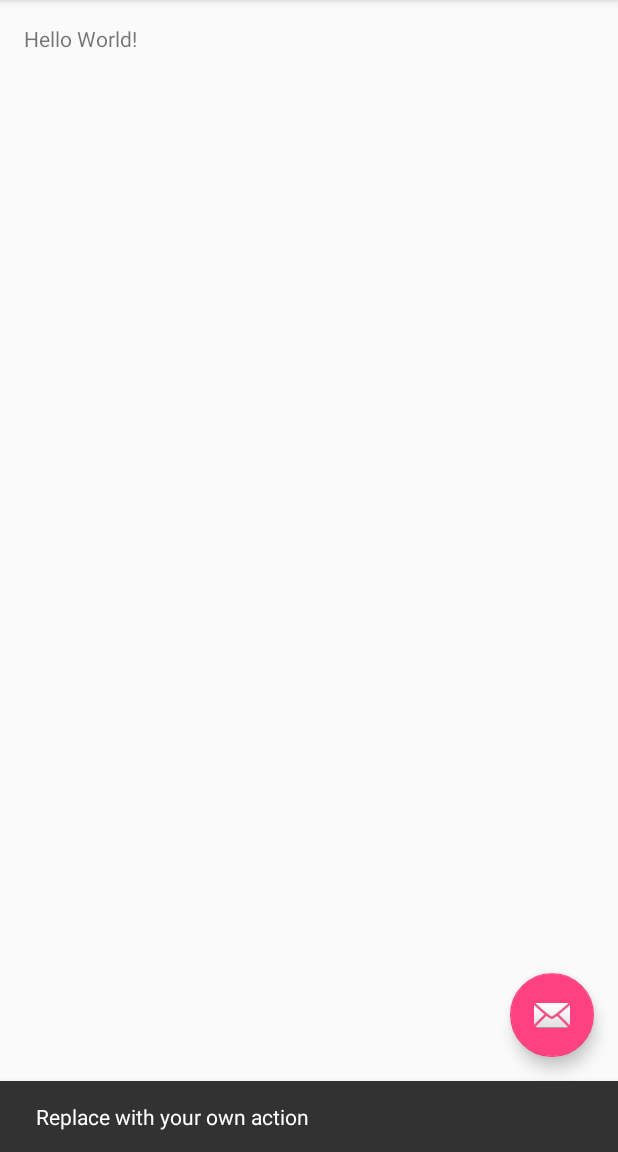
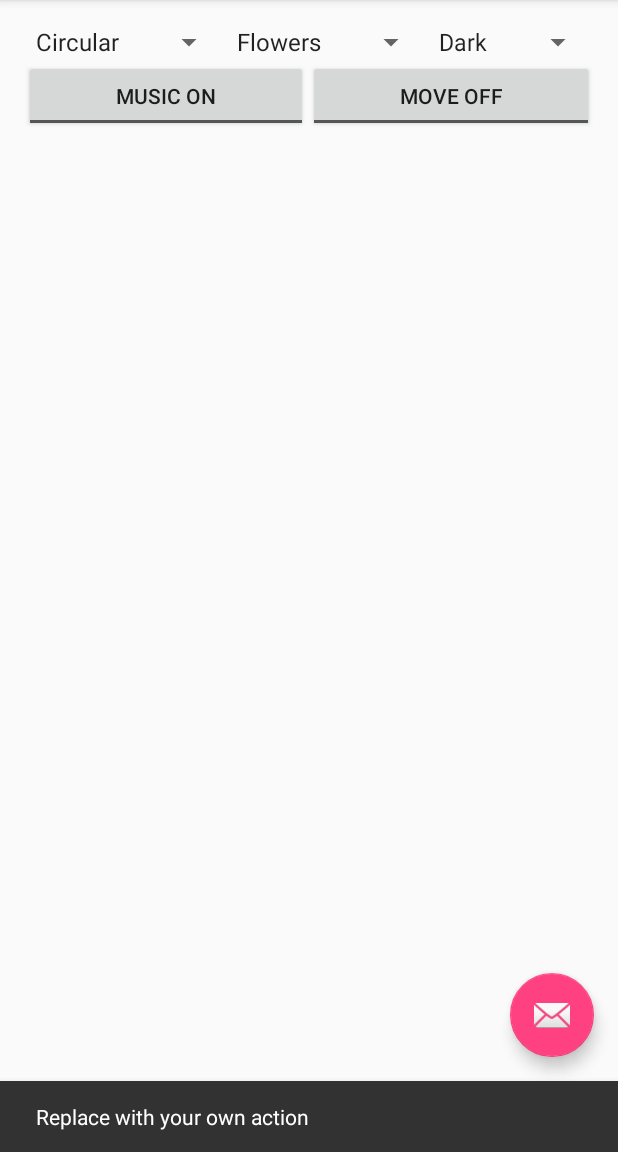
Before and after one commit to evali/iat381, an Android app: the screen it shows after launch (MainActivity), after a tap on an icon or button, on a phone screen of 412 x 824 dp, the part 84-1236 px from its top. Run offline under Robolectric (Android 15) with nearby library versions, the phone set to English and light mode, and no system bars.

Commit message:
Setting screen, Dropdown menus, Toggle button

```diff
--- a/app/src/main/AndroidManifest.xml
+++ b/app/src/main/AndroidManifest.xml
@@ -18,6 +18,9 @@
                 <category android:name="android.intent.category.LAUNCHER" />
             </intent-filter>
         </activity>
+        <activity android:name=".Setting"
+            android:label="Setting">
+        </activity>
     </application>
 
 </manifest>
--- a/app/src/main/java/com/designbytechne/eva_app/iat381/MainActivity.java
+++ b/app/src/main/java/com/designbytechne/eva_app/iat381/MainActivity.java
@@ -1,5 +1,6 @@
 package com.designbytechne.eva_app.iat381;
 
+import android.content.Intent;
 import android.os.Bundle;
 import android.support.design.widget.FloatingActionButton;
 import android.support.design.widget.Snackbar;
@@ -8,6 +9,8 @@ import android.support.v7.widget.Toolbar;
 import android.view.View;
 import android.view.Menu;
 import android.view.MenuItem;
+import android.widget.ArrayAdapter;
+import android.widget.Spinner;
 
 public class MainActivity extends AppCompatActivity {
 
@@ -26,6 +29,26 @@ public class MainActivity extends AppCompatActivity {
                         .setAction("Action", null).show();
             }
         });
+
+
+        Spinner patternSpinner = (Spinner) findViewById(R.id.patternSpinner);
+        // Create an ArrayAdapter using the string array and a default spinner layout
+        ArrayAdapter<CharSequence> adapter = ArrayAdapter.createFromResource(this, R.array.pattern_array, android.R.layout.simple_spinner_item);
+        // Specify the layout to use when the list of choices appears
+        adapter.setDropDownViewResource(android.R.layout.simple_spinner_dropdown_item);
+        // Apply the adapter to the spinner
+        patternSpinner.setAdapter(adapter);
+
+        Spinner themeSpinner = (Spinner) findViewById(R.id.themeSpinner);
+        ArrayAdapter<CharSequence> adapter2 = ArrayAdapter.createFromResource(this, R.array.theme_array, android.R.layout.simple_spinner_item);
+        themeSpinner.setAdapter(adapter2);
+
+        Spinner graphicSpinner = (Spinner) findViewById(R.id.graphicSpinner);
+        ArrayAdapter<CharSequence> adapter3 = ArrayAdapter.createFromResource(this, R.array.graphic_array, android.R.layout.simple_spinner_item);
+        graphicSpinner.setAdapter(adapter3);
+
+
+
     }
 
     @Override
@@ -44,7 +67,8 @@ public class MainActivity extends AppCompatActivity {
 
         //noinspection SimplifiableIfStatement
         if (id == R.id.action_settings) {
-            return true;
+            Intent intent= new Intent(this, Setting.class);
+            startActivity(intent);
         }
 
         return super.onOptionsItemSelected(item);
--- /dev/null
+++ b/app/src/main/java/com/designbytechne/eva_app/iat381/Setting.java
@@ -0,0 +1,13 @@
+package com.designbytechne.eva_app.iat381;
+
+import android.support.v7.app.AppCompatActivity;
+
+/**
+ * Created by Eva on 2016-10-18.
+ */
+
+public class Setting extends AppCompatActivity {
+
+
+
+}
--- a/app/src/main/res/layout/content_main.xml
+++ b/app/src/main/res/layout/content_main.xml
@@ -13,8 +13,77 @@
     tools:context="com.designbytechne.eva_app.iat381.MainActivity"
     tools:showIn="@layout/activity_main">
 
-    <TextView
-        android:layout_width="wrap_content"
-        android:layout_height="wrap_content"
-        android:text="Hello World!" />
+    <LinearLayout
+        android:orientation="horizontal"
+        android:layout_width="match_parent"
+        android:layout_height="match_parent"
+        android:layout_alignParentTop="true"
+        android:layout_alignParentLeft="true"
+        android:layout_alignParentStart="true">
+
+        <TableLayout
+            android:layout_width="match_parent"
+            android:layout_height="match_parent"
+            android:layout_weight="1">
+
+            <TableRow
+                android:layout_width="match_parent"
+                android:layout_height="match_parent" >
+
+                <Spinner
+                    android:layout_width="match_parent"
+                    android:layout_height="wrap_content"
+                    android:id="@+id/patternSpinner"
+                    android:layout_weight="1"/>
+
+                <Spinner
+                    android:layout_width="match_parent"
+                    android:layout_height="wrap_content"
+                    android:id="@+id/graphicSpinner"
+                    android:layout_weight="1"/>
+
+                <Spinner
+                    android:layout_width="match_parent"
+                    android:layout_height="wrap_content"
+                    android:id="@+id/themeSpinner"
+                    android:layout_weight="1"/>
+
+                <TableRow
+                    android:layout_width="match_parent"
+                    android:layout_height="match_parent" >
+
+                </TableRow>
+
+                <TableRow
+                    android:layout_width="match_parent"
+                    android:layout_height="match_parent" />
+
+            </TableRow>
+
+            <TableRow
+                android:layout_width="match_parent"
+                android:layout_height="match_parent">
+
+                <ToggleButton
+                    android:text="Sound"
+                    android:layout_width="wrap_content"
+                    android:layout_height="wrap_content"
+                    android:id="@+id/musicToggleButton"
+                    android:layout_weight="1"
+                    android:textOff="Music On"
+                    android:textOn="Music Off" />
+
+                <ToggleButton
+                    android:text="Move Detection"
+                    android:layout_width="wrap_content"
+                    android:layout_height="wrap_content"
+                    android:id="@+id/moveToggleButton"
+                    android:layout_weight="1"
+                    android:textOff="Move Off"
+                    android:textOn="Move On" />
+            </TableRow>
+
+        </TableLayout>
+
+    </LinearLayout>
 </RelativeLayout>
--- /dev/null
+++ b/app/src/main/res/layout/setting.xml
@@ -0,0 +1,6 @@
+<?xml version="1.0" encoding="utf-8"?>
+<LinearLayout xmlns:android="http://schemas.android.com/apk/res/android"
+    android:orientation="vertical" android:layout_width="match_parent"
+    android:layout_height="match_parent">
+
+</LinearLayout>
--- a/app/src/main/res/values/strings.xml
+++ b/app/src/main/res/values/strings.xml
@@ -1,4 +1,21 @@
 <resources>
     <string name="app_name">iat381</string>
-    <string name="action_settings">Settings</string>
+    <string name="action_settings">Setting</string>
+    <string-array name="pattern_array">
+        <item>Circular</item>
+        <item>Wavy</item>
+        <item>Sqaure</item>
+    </string-array>
+    <string-array name="graphic_array">
+        <item>Flowers</item>
+        <item>Butterflies</item>
+        <item>Cats</item>
+        <item>Apple</item>
+    </string-array>
+    <string-array name="theme_array">
+        <item>Dark</item>
+        <item>Bright</item>
+        <item>Colorful</item>
+    </string-array>
+
 </resources>
```
